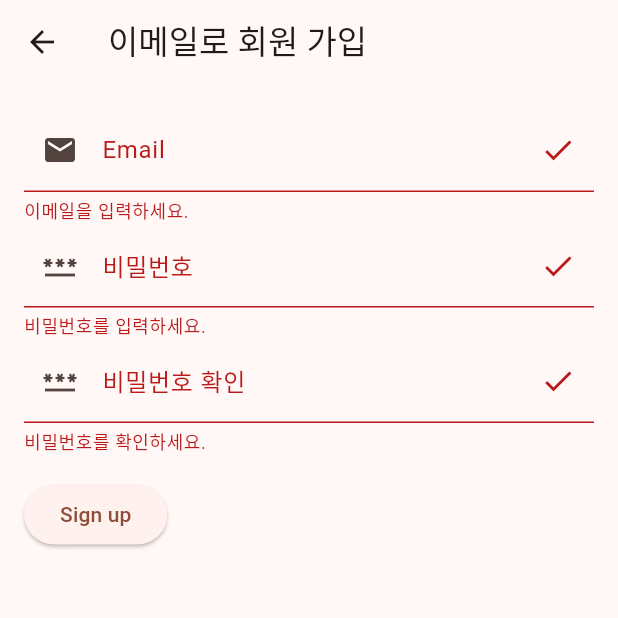
After one commit to doIt-flutterApps/crafty, a Flutter app: the SignUpWithEmailPage screen opened directly, after a tap on "Sign up", on a phone screen of 412 x 824 dp, the top half of it. The commit adds this screen. Run offline on Flutter 3.47's test engine with Material 3 defaults, Android fonts, the phone set to English and light mode, and no system bars; our stand-ins replace cloud_firestore, connectivity_plus, firebase_auth, firebase_core, firebase_crashlytics, firebase_messaging and 6 more; missing offline and left inert: firebase_app_check; accounts and stored records are empty.

Commit message:
(초판) 08-2-2

```diff
--- /dev/null
+++ b/lib/view/auth/email_dialog.dart
@@ -0,0 +1,98 @@
+import 'package:flutter/material.dart';
+import 'package:get/get.dart';
+import '../../data/user.dart';
+
+class SignUpWithEmailPage extends StatefulWidget {
+  const SignUpWithEmailPage({super.key});
+
+  @override
+  _SignUpWithEmailPage createState() => _SignUpWithEmailPage();
+}
+
+class _SignUpWithEmailPage extends State<SignUpWithEmailPage> {
+  final _formKey = GlobalKey<FormState>();
+  final _emailController = TextEditingController();
+  final _passwordController = TextEditingController();
+  final _confirmPasswordController = TextEditingController();
+
+  @override
+  Widget build(BuildContext context) {
+    return Scaffold(
+      appBar: AppBar(title: Text('이메일로 회원 가입')),
+      body: Padding(
+        padding: const EdgeInsets.all(16.0),
+        child: Form(
+          key: _formKey,
+          child: Column(
+            crossAxisAlignment: CrossAxisAlignment.start,
+            children: <Widget>[
+              TextFormField(
+                controller: _emailController,
+                decoration: const InputDecoration(
+                  labelText: 'Email',
+                  prefixIcon: Icon(Icons.email),
+                  suffixIcon: Icon(Icons.check),
+                ),
+                validator: (value) {
+                  if (value!.isEmpty) {
+                    return '이메일을 입력하세요.';
+                  }
+                  return null;
+                },
+              ),
+              TextFormField(
+                controller: _passwordController,
+                decoration: const InputDecoration(
+                  labelText: '비밀번호',
+                  prefixIcon: Icon(Icons.password),
+                  suffixIcon: Icon(Icons.check),
+                ),
+                obscureText: true,
+                validator: (value) {
+                  if (value!.isEmpty) {
+                    return '비밀번호를 입력하세요.';
+                  }
+                  return null;
+                },
+              ),
+              TextFormField(
+                controller: _confirmPasswordController,
+                decoration: const InputDecoration(
+                  labelText: '비밀번호 확인',
+                  prefixIcon: Icon(Icons.password),
+                  suffixIcon: Icon(Icons.check),
+                ),
+                obscureText: true,
+                validator: (value) {
+                  if (value!.isEmpty) {
+                    return '비밀번호를 확인하세요.';
+                  }
+                  if (value != _passwordController.text) {
+                    return '비밀번호가 맞지 않습니다.';
+                  }
+                  return null;
+                },
+              ),
+              Padding(
+                padding: const EdgeInsets.symmetric(vertical: 16.0),
+                child: ElevatedButton(
+                  onPressed: () {
+                    if (_formKey.currentState!.validate()) {
+                      Get.back(
+                        result: CraftyUser(
+                          email: _emailController.text.trim(),
+                          password: _passwordController.text.trim(),
+                        ),
+                      );
+                    }
+                  },
+                  child: Text('Sign up'),
+                ),
+              ),
+            ],
+          ),
+        ),
+      ),
+    );
+  }
+}
```
Also changed, not shown: lib/intro/intro_page.dart (+5 -5 lines), lib/view/auth/auth_page.dart (added, +217 -0 lines), lib/view/auth/email_login_dialog.dart (added, +79 -0 lines).
